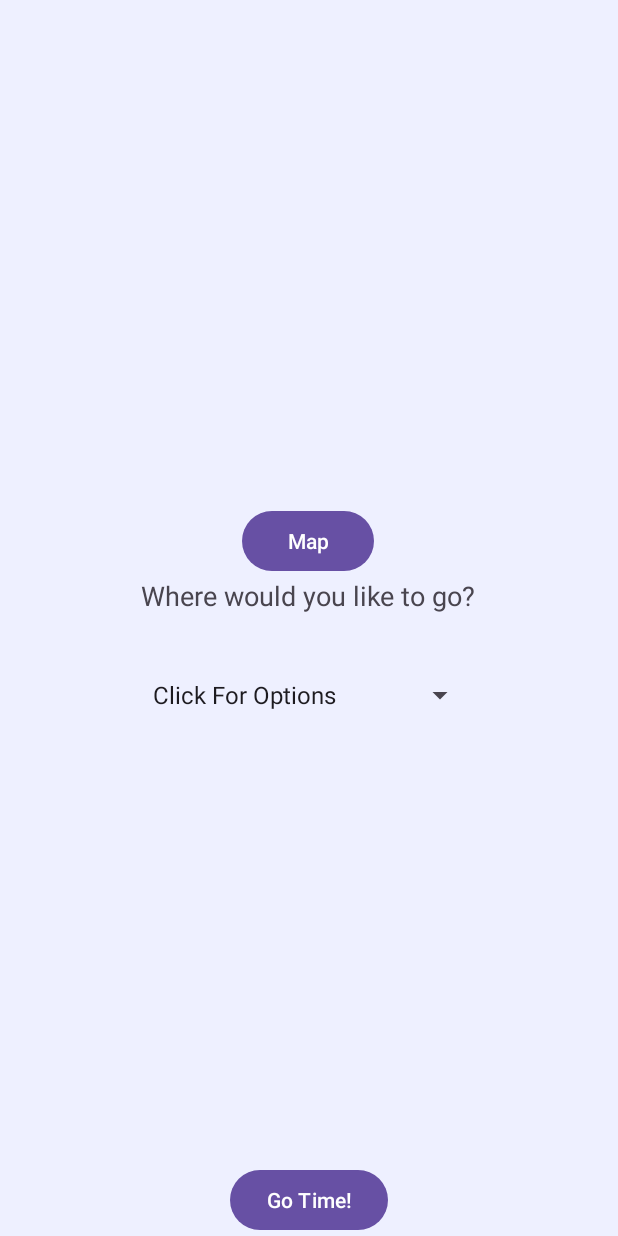
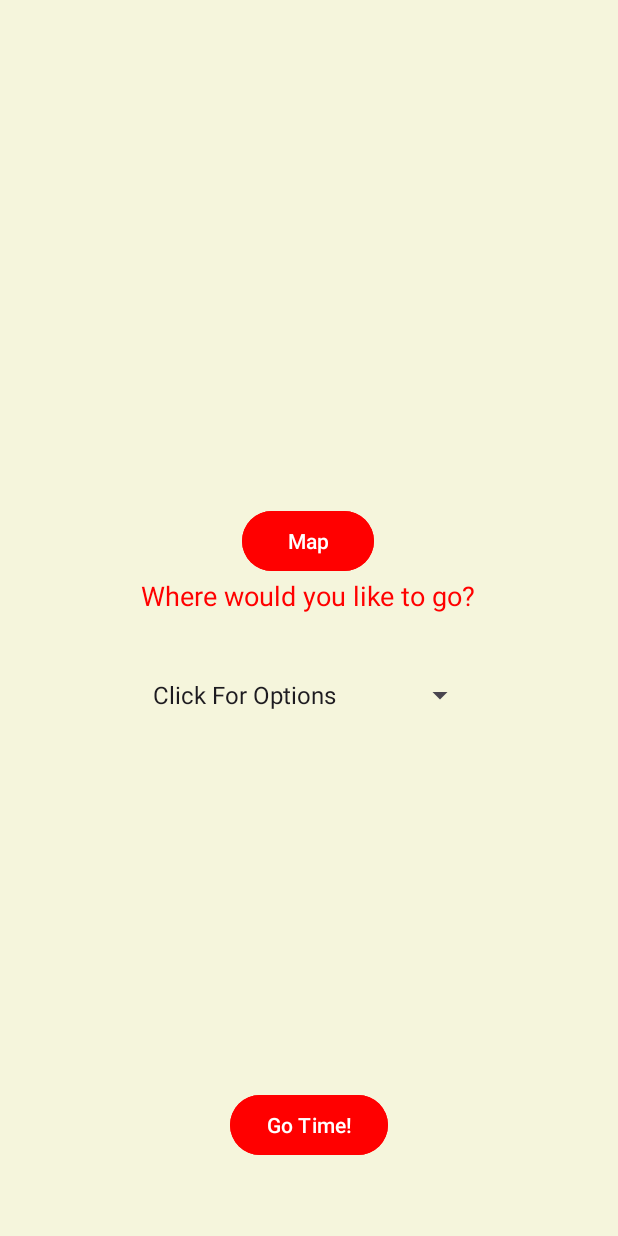
Before and after one commit to Akshat2923/akshat_nAvii, an Android app: the layout fragment_destination.xml on its own in the app's theme, with its tools: preview values and no code run, on a phone screen of 412 x 824 dp. Run offline under Robolectric (Android 15) with nearby library versions, the phone set to English and light mode, and no system bars.

Commit message:
alot of stuff3

```diff
--- a/app/src/main/java/com/example/akshat_navii/MainActivity.kt
+++ b/app/src/main/java/com/example/akshat_navii/MainActivity.kt
@@ -38,5 +38,10 @@ class MainActivity : AppCompatActivity() {
             fragmentManager.popBackStack()
         }
     }
+    public fun goBack() {
+        val fragmentManager = supportFragmentManager
+        // Clear the back stack
+            fragmentManager.popBackStack()
+    }
 
 }
--- a/app/src/main/java/com/example/akshat_navii/destination.kt
+++ b/app/src/main/java/com/example/akshat_navii/destination.kt
@@ -82,6 +82,10 @@ class destination : Fragment() {
             val myRef = database.getReference("selectedLocation")
             myRef.setValue(selectedLocation)
 
+            // Save the current timestamp to a new Firebase Realtime Database variable
+            val newTimestampRef = database.getReference("newTimestamp")
+            newTimestampRef.setValue(ServerValue.TIMESTAMP)
+
             // Navigate to the next fragment
             (activity as MainActivity).replaceFragment(instructions())
         }
--- a/app/src/main/res/layout/fragment_current_location.xml
+++ b/app/src/main/res/layout/fragment_current_location.xml
@@ -5,6 +5,8 @@
     xmlns:tools="http://schemas.android.com/tools"
     android:layout_width="match_parent"
     android:layout_height="match_parent"
+    android:background="#F5F5DC"
+
     tools:context=".currentLocation">
 
     <ImageView
@@ -72,7 +74,6 @@
         android:layout_width="match_parent"
         android:layout_height="match_parent"
         android:src="@drawable/floor3map"
-        android:visibility="gone"
          />
 
     <!-- Room name TextViews for Floor 3 -->
--- a/app/src/main/res/layout/fragment_destination.xml
+++ b/app/src/main/res/layout/fragment_destination.xml
@@ -2,37 +2,44 @@
     xmlns:tools="http://schemas.android.com/tools"
     android:layout_width="match_parent"
     android:layout_height="match_parent"
-    android:background="@color/material_dynamic_primary95"
+    android:background="#F5F5DC"
     tools:context=".destination">
+
     <TextView
         android:id="@+id/locationText"
         android:layout_width="wrap_content"
         android:layout_height="wrap_content"
-        android:textSize="16sp"
-        android:layout_marginTop="50dp"
-        android:layout_gravity="center_horizontal|top"
-        />
+        android:textSize="24sp"
+        android:textColor="#FF0000"
+        android:shadowRadius="2"
+        android:shadowDx="3"
+        android:shadowDy="3"
+        android:shadowColor="#000000"
 
-
+        android:layout_marginTop="70dp"
+        android:layout_gravity="center_horizontal|top" />
 
     <LinearLayout
         android:layout_width="wrap_content"
         android:layout_height="wrap_content"
         android:orientation="vertical"
         android:layout_gravity="center">
+
         <Button
             android:id="@+id/buttonMap"
             android:layout_width="wrap_content"
             android:layout_height="wrap_content"
             android:text="Map"
+            android:textColor="#FFFFFF"
+            android:backgroundTint="#FF0000"
             android:layout_gravity="bottom|center_horizontal" />
-
 
         <TextView
             android:id="@+id/textView"
             android:layout_width="wrap_content"
             android:layout_height="wrap_content"
             android:text="Where would you like to go?"
+            android:textColor="#FF0000"
             android:textSize="18sp" />
 
         <Spinner
@@ -42,14 +49,17 @@
             android:entries="@array/locations_array"
             android:layout_marginTop="30dp"/>
 
-
     </LinearLayout>
 
     <Button
         android:id="@+id/buttonGoTime"
         android:layout_width="wrap_content"
         android:layout_height="wrap_content"
-        android:layout_gravity="bottom|center_horizontal"
-        android:text="Go Time!" />
+        android:layout_marginBottom="50dp"
+
+        android:textColor="#FFFFFF"
+        android:backgroundTint="#FF0000"
+        android:text="Go Time!"
+        android:layout_gravity="bottom|center_horizontal" />
 
 </FrameLayout>
```
Also changed, not shown: app/src/main/java/com/example/akshat_navii/currentLocation.kt (+16 -16 lines), app/src/main/java/com/example/akshat_navii/instructions.kt (+32 -0 lines), app/src/main/res/layout/fragment_instructions.xml (+20 -6 lines).
